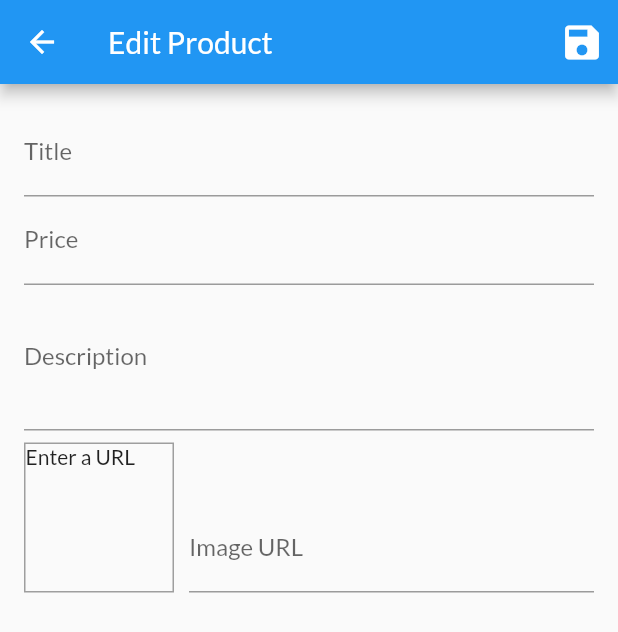
After one commit to HoangShogun/shop_app, a Flutter app: the UserProductScreen screen opened by its route, after a tap on the "add" icon, on a phone screen of 412 x 824 dp. The commit adds this screen. Shown: the top 632 px of the screen. Run offline on Flutter 3.47's test engine with Material 2 defaults, Android fonts, the phone set to English and light mode, and no system bars; missing offline and left inert: dart:ffi; network calls fail.

Commit message:
5th commit

```diff
--- a/lib/main.dart
+++ b/lib/main.dart
@@ -3,9 +3,11 @@ import 'package:provider/provider.dart';
 import 'package:shop_app/providers/order.dart';
 import 'package:shop_app/providers/products_provider.dart';
 import 'package:shop_app/screens/cart_screen.dart';
+import 'package:shop_app/screens/edit_product_screen.dart';
 import 'package:shop_app/screens/order_screen.dart';
 import 'package:shop_app/screens/product_detail.dart';
 import 'package:shop_app/screens/products_screen.dart';
+import 'package:shop_app/screens/user_product_screen.dart';
 
 import 'providers/cart.dart';
 
@@ -42,6 +44,8 @@ class MyApp extends StatelessWidget {
           ProductDetailScreen.route: (context) => ProductDetailScreen(),
           CartScreen.route: (context) => CartScreen(),
           OrderScreen.route: (context) => OrderScreen(),
+          UserProductScreen.route: (context) => UserProductScreen(),
+          EditProductScreen.route: (context) => EditProductScreen(),
         },
       ),
     );
--- /dev/null
+++ b/lib/screens/edit_product_screen.dart
@@ -0,0 +1,157 @@
+import 'dart:ffi';
+
+import 'package:flutter/material.dart';
+import 'package:shop_app/providers/product.dart';
+
+class EditProductScreen extends StatefulWidget {
+  static const route = '/edit-product-screen';
+  const EditProductScreen({Key? key}) : super(key: key);
+
+  @override
+  State<EditProductScreen> createState() => _EditProductScreenState();
+}
+
+class _EditProductScreenState extends State<EditProductScreen> {
+  final _priceFocusNode = FocusNode();
+  final _descriptionFocusNode = FocusNode();
+  final _imageUrlFocusNode = FocusNode();
+  final _imageUrlController = TextEditingController();
+  final _form = GlobalKey<FormState>();
+  var _editedProduct =
+      Product(id: '', title: '', description: '', price: 0.0, imageUrl: '');
+
+  void _saveForm() {
+    _form.currentState?.save();
+    // print(_editedProduct.title);
+    // print(_editedProduct.id);
+    // print(_editedProduct.description);
+    // print(_editedProduct.price);
+    // print(_editedProduct.imageUrl);
+  }
+
+  @override
+  void initState() {
+    _imageUrlFocusNode.addListener(() {
+      _updateImageUrl();
+    });
+    super.initState();
+  }
+
+  @override
+  void dispose() {
+    _imageUrlFocusNode.removeListener(() {
+      _updateImageUrl();
+    });
+    _priceFocusNode.dispose();
+    _descriptionFocusNode.dispose();
+    _imageUrlController.dispose();
+    _imageUrlFocusNode.dispose();
+    super.dispose();
+  }
+
+  void _updateImageUrl() {
+    if (!_imageUrlFocusNode.hasFocus) {
+      setState(() {});
+    }
+  }
+
+  @override
+  Widget build(BuildContext context) {
+    return Scaffold(
+      appBar: AppBar(
+        title: const Text('Edit Product'),
+        actions: [
+          IconButton(
+              iconSize: 30,
+              onPressed: () => _saveForm(),
+              icon: const Icon(Icons.save))
+        ],
+      ),
+      body: Padding(
+        padding: const EdgeInsets.all(16.0),
+        child: Form(
+            key: _form,
+            child: ListView(
+              children: [
+                TextFormField(
+                  decoration: const InputDecoration(labelText: 'Title'),
+                  textInputAction: TextInputAction.next,
+                  onFieldSubmitted: (value) {
+                    FocusScope.of(context).requestFocus(_priceFocusNode);
+                  },
+                  onSaved: (newValue) {
+                    _editedProduct = Product(
+                        id: '',
+                        title: newValue.toString(),
+                        description: _editedProduct.description,
+                        price: _editedProduct.price,
+                        imageUrl: _editedProduct.imageUrl);
+                  },
+                ),
+                TextFormField(
+                  decoration: const InputDecoration(labelText: 'Price'),
+                  textInputAction: TextInputAction.next,
+                  keyboardType: TextInputType.number,
+                  focusNode: _priceFocusNode,
+                  onFieldSubmitted: (value) {
+                    FocusScope.of(context).requestFocus(_descriptionFocusNode);
+                  },
+                  onSaved: (newValue) {
+                    _editedProduct = Product(
+                        id: '',
+                        title: _editedProduct.title,
+                        description: _editedProduct.description,
+                        price: double.parse(newValue.toString()),
+                        imageUrl: _editedProduct.imageUrl);
+                  },
+                ),
+                TextFormField(
+                  decoration: const InputDecoration(labelText: 'Description'),
+                  maxLines: 3,
+                  keyboardType: TextInputType.multiline,
+                  focusNode: _descriptionFocusNode,
+                  onFieldSubmitted: (value) {
+                    FocusScope.of(context).requestFocus(_imageUrlFocusNode);
+                  },
+                ),
+                Row(
+                  crossAxisAlignment: CrossAxisAlignment.end,
+                  children: [
+                    Container(
+                      width: 100,
+                      height: 100,
+                      margin: const EdgeInsets.only(top: 8, right: 10),
+                      decoration: BoxDecoration(
+                          border: Border.all(width: 1, color: Colors.grey)),
+                      child: _imageUrlController.text.isEmpty
+                          ? const Text('Enter a URL')
+                          : FittedBox(
+                              fit: BoxFit.cover,
+                              child: Image.network(_imageUrlController.text),
+                            ),
+                    ),
+                    Expanded(
+                        child: TextFormField(
+                      decoration: const InputDecoration(labelText: 'Image URL'),
+                      keyboardType: TextInputType.url,
+                      textInputAction: TextInputAction.done,
+                      controller: _imageUrlController,
+                      focusNode: _imageUrlFocusNode,
+                      onFieldSubmitted: (value) => _saveForm(),
+                      onSaved: (newValue) {
+                        _editedProduct = Product(
+                            id: '',
+                            title: _editedProduct.title,
+                            description: _editedProduct.description,
+                            price: _editedProduct.price,
+                            imageUrl: newValue.toString());
+                      },
+                    ))
+                  ],
+                )
+              ],
+            )),
+      ),
+    );
+  }
+}
--- /dev/null
+++ b/lib/screens/user_product_screen.dart
@@ -0,0 +1,38 @@
+import 'package:flutter/material.dart';
+import 'package:provider/provider.dart';
+import 'package:shop_app/providers/products_provider.dart';
+import 'package:shop_app/screens/edit_product_screen.dart';
+import 'package:shop_app/widgets/user_product_item.dart';
+
+class UserProductScreen extends StatelessWidget {
+  static const route = '/user-product';
+
+  @override
+  Widget build(BuildContext context) {
+    final productData = Provider.of<ProductsProvider>(context);
+    return Scaffold(
+      appBar: AppBar(
+        title: const Text('User Product'),
+        actions: [
+          IconButton(
+              onPressed: () {
+                Navigator.pushNamed(context, EditProductScreen.route);
+              },
+              icon: const Icon(Icons.add))
+        ],
+      ),
+      body: Padding(
+        padding: const EdgeInsets.all(8.0),
+        child: ListView.builder(
+          itemBuilder: (context, index) {
+            return UserProductItem(
+              title: productData.items[index].title,
+              imageUrl: productData.items[index].imageUrl,
+            );
+          },
+          itemCount: productData.items.length,
+        ),
+      ),
+    );
+  }
+}
--- a/lib/widgets/drawer.dart
+++ b/lib/widgets/drawer.dart
@@ -1,5 +1,6 @@
 import 'package:flutter/material.dart';
 import 'package:shop_app/screens/order_screen.dart';
+import 'package:shop_app/screens/user_product_screen.dart';
 
 class AppDrawer extends StatelessWidget {
   @override
@@ -27,6 +28,14 @@ class AppDrawer extends StatelessWidget {
               Navigator.pushNamed(context, OrderScreen.route);
             },
           ),
+          Divider(),
+          ListTile(
+            leading: const Icon(Icons.edit),
+            title: const Text('User Product'),
+            onTap: () {
+              Navigator.pushNamed(context, UserProductScreen.route);
+            },
+          ),
         ],
       ),
     );
--- /dev/null
+++ b/lib/widgets/user_product_item.dart
@@ -0,0 +1,34 @@
+import 'package:flutter/material.dart';
+
+class UserProductItem extends StatelessWidget {
+  final String title;
+  final String imageUrl;
+
+  const UserProductItem(
+      {super.key, required this.title, required this.imageUrl});
+
+  @override
+  Widget build(BuildContext context) {
+    return Column(
+      children: [
+        ListTile(
+          title: Text(title),
+          leading: CircleAvatar(backgroundImage: NetworkImage(imageUrl)),
+          trailing: SizedBox(
+            width: 100,
+            child: Row(mainAxisAlignment: MainAxisAlignment.end, children: [
+              IconButton(onPressed: () {}, icon: const Icon(Icons.edit)),
+              IconButton(
+                  onPressed: () {},
+                  icon: const Icon(
+                    Icons.delete,
+                    color: Colors.red,
+                  )),
+            ]),
+          ),
+        ),
+        const Divider(),
+      ],
+    );
+  }
+}
```
Also changed, not shown: lib/providers/cart.dart (+18 -0 lines), lib/widgets/cart_item.dart (+21 -0 lines), lib/widgets/product_item.dart (+17 -0 lines).
